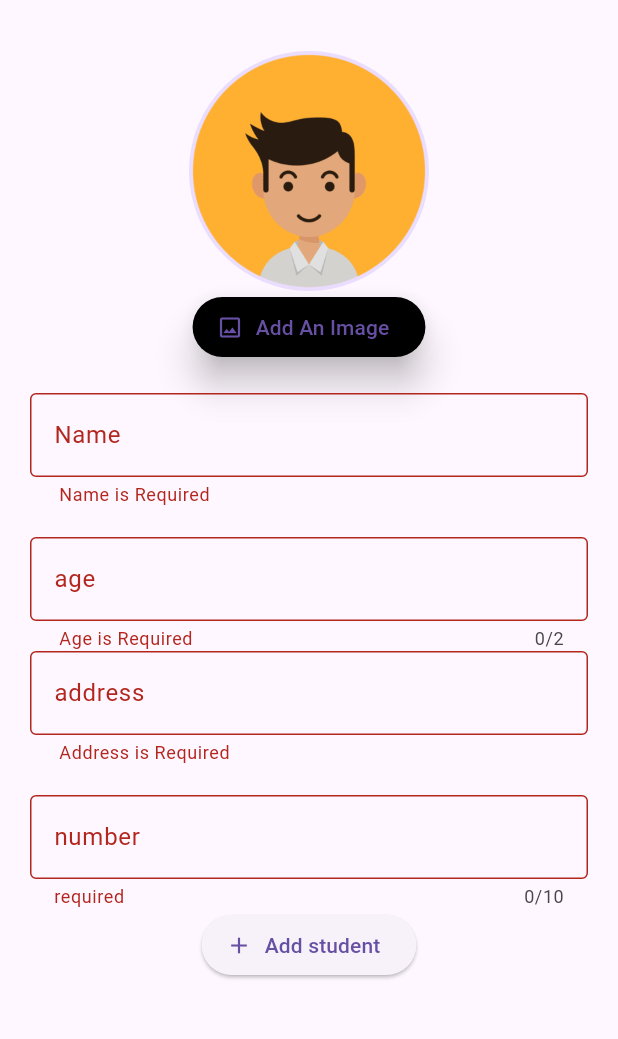
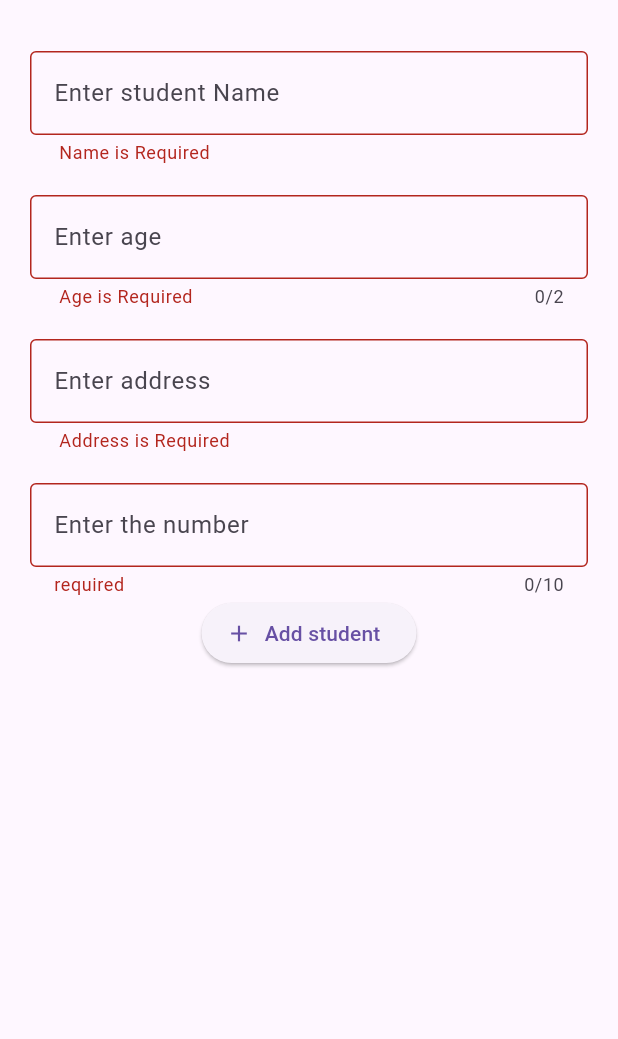
Before and after one commit to sufiyansakkeer/Student-details, a Flutter app: the AddStudentClass screen opened directly, after a tap on "Add student", on a phone screen of 412 x 824 dp, the part 63-1102 px from its top. Run offline on Flutter 3.47's test engine with Material 2 defaults, Android fonts, the phone set to English and light mode, and no system bars; our stand-ins replace hive_flutter, image_picker; accounts and stored records are empty.

Commit message:
removed image in main branch

```diff
--- a/lib/db/models/data_modal.dart
+++ b/lib/db/models/data_modal.dart
@@ -21,14 +21,10 @@ class StudentModel {
   @HiveField(4)
   final String phnNumber;
 
-  @HiveField(5)
-  final String photo;
-
   StudentModel(
       {required this.name,
       required this.age,
       required this.address,
       required this.phnNumber,
-      required this.photo,
       this.id});
 }
--- a/lib/main.dart
+++ b/lib/main.dart
@@ -8,9 +8,6 @@ Future<void> main() async {
   await Hive.initFlutter();
   Hive.registerAdapter(StudentModelAdapter());
 
-  // if (Hive.isAdapterRegistered(StudentModelAdapter().typeId)) {
-  //   Hive.registerAdapter(StudentModelAdapter());
-  // }
   runApp(const MyApp());
 }
 
--- a/lib/widgets/add_students.dart
+++ b/lib/widgets/add_students.dart
@@ -32,65 +32,11 @@ class _AddStudentClassState extends State<AddStudentClass> {
             key: _formKey,
             child: Column(
               children: [
-                _photo?.path == null
-                    ? const CircleAvatar(
-                        radius: 80,
-                        backgroundImage: AssetImage(
-                            'assets/pngtree-cartoon-man-avatar-vector-ilustration-png-image_6111064.png'),
-                      )
-                    : CircleAvatar(
-                        backgroundImage: FileImage(
-                          File(
-                            _photo!.path,
-                          ),
-                        ),
-                        radius: 60,
-                      ),
-                Row(
-                  mainAxisAlignment: MainAxisAlignment.center,
-                  children: [
-                    ElevatedButton.icon(
-                      style: ElevatedButton.styleFrom(
-                          backgroundColor: Colors.black, elevation: 10),
-                      onPressed: () {
-                        getPhoto();
-                      },
-                      icon: const Icon(
-                        Icons.image_outlined,
-                      ),
-                      label: const Text(
-                        'Add An Image',
-                      ),
-                    ),
-                  ],
-                ),
-                Padding(
-                  padding: const EdgeInsets.symmetric(vertical: 10),
-                  child: Visibility(
-                    visible: imageAlert,
-                    child: Padding(
-                      padding: const EdgeInsets.all(3.0),
-                      child: Row(
-                        mainAxisAlignment: MainAxisAlignment.center,
-                        children: const [
-                          Text(
-                            'Photo is required',
-                            style: TextStyle(
-                              color: Color(0xFFC01D11),
-                              fontSize: 12,
-                            ),
-                          ),
-                        ],
-                      ),
-                    ),
-                  ),
-                ),
                 TextFormField(
                   controller: _nameOfStudent,
                   decoration: const InputDecoration(
                     border: OutlineInputBorder(),
                     hintText: 'Enter student Name',
-                    labelText: 'Name',
                   ),
                   validator: (value) {
                     if (value == null || value.isEmpty) {
@@ -110,7 +56,6 @@ class _AddStudentClassState extends State<AddStudentClass> {
                   decoration: const InputDecoration(
                     border: OutlineInputBorder(),
                     hintText: 'Enter age',
-                    labelText: 'age',
                   ),
                   validator: (value) {
                     if (value == null || value.isEmpty) {
@@ -120,15 +65,14 @@ class _AddStudentClassState extends State<AddStudentClass> {
                     }
                   },
                 ),
-                // const SizedBox(
-                //   height: 20,
-                // ),
+                const SizedBox(
+                  height: 20,
+                ),
                 TextFormField(
                   controller: _addressOfStudent,
                   decoration: const InputDecoration(
                     border: OutlineInputBorder(),
                     hintText: 'Enter address',
-                    labelText: 'address',
                   ),
                   validator: (value) {
                     if (value == null || value.isEmpty) {
@@ -148,7 +92,6 @@ class _AddStudentClassState extends State<AddStudentClass> {
                   decoration: const InputDecoration(
                     border: OutlineInputBorder(),
                     hintText: 'Enter the number',
-                    labelText: 'number',
                   ),
                   validator: (value) {
                     if (value == null || value.isEmpty) {
@@ -162,17 +105,9 @@ class _AddStudentClassState extends State<AddStudentClass> {
                 ),
                 ElevatedButton.icon(
                     onPressed: (() {
-                      if (_formKey.currentState!.validate() && _photo != null) {
+                      if (_formKey.currentState!.validate()) {
                         onStudentAddButtonClick();
                         Navigator.of(context).pop();
-                      } else {
-                        imageAlert = true;
-                      }
-                      if (_formKey.currentState!.validate() && _photo != null) {
-                        onStudentAddButtonClick();
-                        Navigator.of(context).pop();
-                      } else {
-                        imageAlert = true;
                       }
                     }),
                     icon: const Icon(Icons.add),
@@ -192,27 +127,8 @@ class _AddStudentClassState extends State<AddStudentClass> {
     final number = _phnOfStudent.text.trim();
 
     if (name.isEmpty || age.isEmpty || address.isEmpty || number.isEmpty) {
-      // ScaffoldMessenger.of(context).showSnackBar(
-      //   const SnackBar(
-      //     behavior: SnackBarBehavior.floating,
-      //     margin: EdgeInsets.all(20),
-      //     content: Text("You need to add everything"),
-      //   ),
-      // );
       return;
-    }
-    // else if (_photo!.path.isEmpty) {
-    //   _photo = File(
-    //       'assets/pngtree-cartoon-man-avatar-vector-ilustration-png-image_6111064.png');
-    // _photo.path = Image.asset(
-    //     'assets/pngtree-cartoon-man-avatar-vector-ilustration-png-image_6111064.png');
-    // setState(
-    //   () {
-    //     _photo = photodefault;
-    //   },
-    // );
-    // }
-    else {
+    } else {
       ScaffoldMessenger.of(context).showSnackBar(
         const SnackBar(
           behavior: SnackBarBehavior.floating,
@@ -227,31 +143,7 @@ class _AddStudentClassState extends State<AddStudentClass> {
       age: age,
       phnNumber: number,
       address: address,
-      photo: _photo!.path,
     );
     addStudent(student);
   }
-
-  File? _photo;
-  Future<void> getPhoto() async {
-    final photo = await ImagePicker().pickImage(source: ImageSource.gallery);
-    if (photo == null) {
-      return;
-      // final photodefault = Image.asset(
-      //     'assets/pngtree-cartoon-man-avatar-vector-ilustration-png-image_6111064.png');
-
-      // setState(
-      //   () {
-      //     _photo = photodefault;
-      //   },
-      // );
-    } else {
-      final photoTemp = File(photo.path);
-      setState(
-        () {
-          _photo = photoTemp;
-        },
-      );
-    }
-  }
 }
```
Also changed, not shown: lib/widgets/display_student_screen.dart (+8 -20 lines), lib/widgets/edit_student.dart (+12 -32 lines), lib/widgets/search_screen.dart (+6 -20 lines), lib/widgets/students_list.dart (+7 -20 lines), lib/db/models/data_modal.g.dart.
